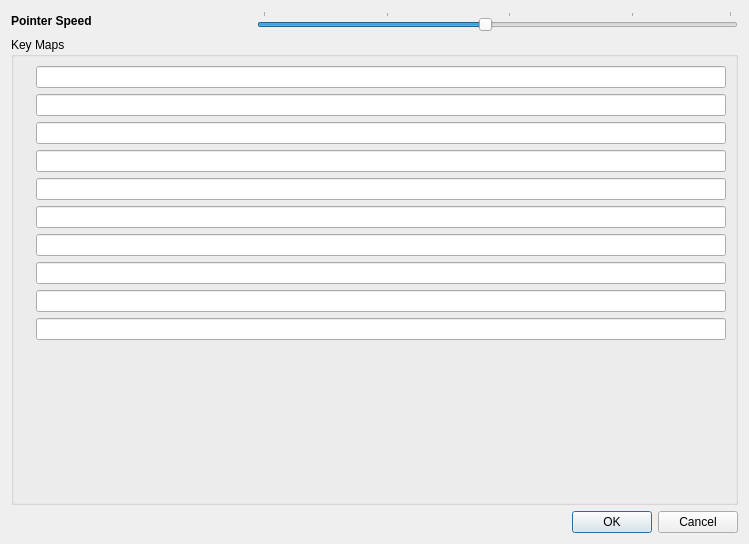
The window that src/preferences.ui (kitswas/VirtualGamePad-PC) describes before a commit, drawn with Qt 5.
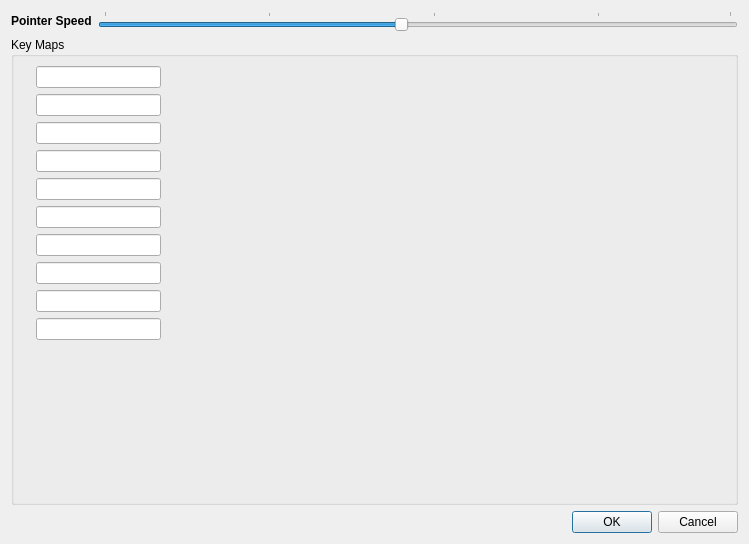
The same window after the commit. Icons and pictures are not drawn.

Commit message: fixing key sizes

Diff of the .ui file:
```diff
--- a/src/preferences.ui
+++ b/src/preferences.ui
@@ -16,10 +16,13 @@
   <layout class="QVBoxLayout" name="verticalLayout">
    <item>
     <layout class="QHBoxLayout" name="horizontalLayout">
+     <property name="sizeConstraint">
+      <enum>QLayout::SetMaximumSize</enum>
+     </property>
      <item>
       <widget class="QLabel" name="Pointer">
        <property name="sizePolicy">
-        <sizepolicy hsizetype="Preferred" vsizetype="Preferred">
+        <sizepolicy hsizetype="Maximum" vsizetype="Preferred">
          <horstretch>1</horstretch>
          <verstretch>0</verstretch>
         </sizepolicy>
@@ -37,7 +40,7 @@
      <item>
       <widget class="QSlider" name="horizontalSlider">
        <property name="sizePolicy">
-        <sizepolicy hsizetype="MinimumExpanding" vsizetype="Preferred">
+        <sizepolicy hsizetype="Preferred" vsizetype="Preferred">
          <horstretch>2</horstretch>
          <verstretch>0</verstretch>
         </sizepolicy>
@@ -86,7 +89,7 @@
       <item row="0" column="1">
        <widget class="QLineEdit" name="xmap">
         <property name="sizePolicy">
-         <sizepolicy hsizetype="MinimumExpanding" vsizetype="Fixed">
+         <sizepolicy hsizetype="Maximum" vsizetype="Fixed">
           <horstretch>0</horstretch>
           <verstretch>0</verstretch>
          </sizepolicy>
@@ -111,7 +114,7 @@
       <item row="1" column="1">
        <widget class="QLineEdit" name="ymap">
         <property name="sizePolicy">
-         <sizepolicy hsizetype="MinimumExpanding" vsizetype="Fixed">
+         <sizepolicy hsizetype="Maximum" vsizetype="Fixed">
           <horstretch>0</horstretch>
           <verstretch>0</verstretch>
          </sizepolicy>
@@ -136,7 +139,7 @@
       <item row="2" column="1">
        <widget class="QLineEdit" name="amap">
         <property name="sizePolicy">
-         <sizepolicy hsizetype="MinimumExpanding" vsizetype="Fixed">
+         <sizepolicy hsizetype="Maximum" vsizetype="Fixed">
           <horstretch>0</horstretch>
           <verstretch>0</verstretch>
          </sizepolicy>
@@ -161,7 +164,7 @@
       <item row="3" column="1">
        <widget class="QLineEdit" name="bmap">
         <property name="sizePolicy">
-         <sizepolicy hsizetype="MinimumExpanding" vsizetype="Fixed">
+         <sizepolicy hsizetype="Maximum" vsizetype="Fixed">
           <horstretch>0</horstretch>
           <verstretch>0</verstretch>
          </sizepolicy>
@@ -186,7 +189,7 @@
       <item row="4" column="1">
        <widget class="QLineEdit" name="Rtmap">
         <property name="sizePolicy">
-         <sizepolicy hsizetype="MinimumExpanding" vsizetype="Fixed">
+         <sizepolicy hsizetype="Maximum" vsizetype="Fixed">
           <horstretch>0</horstretch>
           <verstretch>0</verstretch>
          </sizepolicy>
@@ -211,7 +214,7 @@
       <item row="5" column="1">
        <widget class="QLineEdit" name="Ltmap">
         <property name="sizePolicy">
-         <sizepolicy hsizetype="MinimumExpanding" vsizetype="Fixed">
+         <sizepolicy hsizetype="Maximum" vsizetype="Fixed">
           <horstretch>0</horstretch>
           <verstretch>0</verstretch>
          </sizepolicy>
@@ -236,7 +239,7 @@
       <item row="6" column="1">
        <widget class="QLineEdit" name="ddownmap">
         <property name="sizePolicy">
-         <sizepolicy hsizetype="MinimumExpanding" vsizetype="Fixed">
+         <sizepolicy hsizetype="Maximum" vsizetype="Fixed">
           <horstretch>0</horstretch>
           <verstretch>0</verstretch>
          </sizepolicy>
@@ -261,7 +264,7 @@
       <item row="7" column="1">
        <widget class="QLineEdit" name="dupmap">
         <property name="sizePolicy">
-         <sizepolicy hsizetype="MinimumExpanding" vsizetype="Fixed">
+         <sizepolicy hsizetype="Maximum" vsizetype="Fixed">
           <horstretch>0</horstretch>
           <verstretch>0</verstretch>
          </sizepolicy>
@@ -286,7 +289,7 @@
       <item row="8" column="1">
        <widget class="QLineEdit" name="drightmap">
         <property name="sizePolicy">
-         <sizepolicy hsizetype="MinimumExpanding" vsizetype="Fixed">
+         <sizepolicy hsizetype="Maximum" vsizetype="Fixed">
           <horstretch>0</horstretch>
           <verstretch>0</verstretch>
          </sizepolicy>
@@ -311,7 +314,7 @@
       <item row="9" column="1">
        <widget class="QLineEdit" name="dleftmap">
         <property name="sizePolicy">
-         <sizepolicy hsizetype="MinimumExpanding" vsizetype="Fixed">
+         <sizepolicy hsizetype="Maximum" vsizetype="Fixed">
           <horstretch>0</horstretch>
           <verstretch>0</verstretch>
          </sizepolicy>
```
